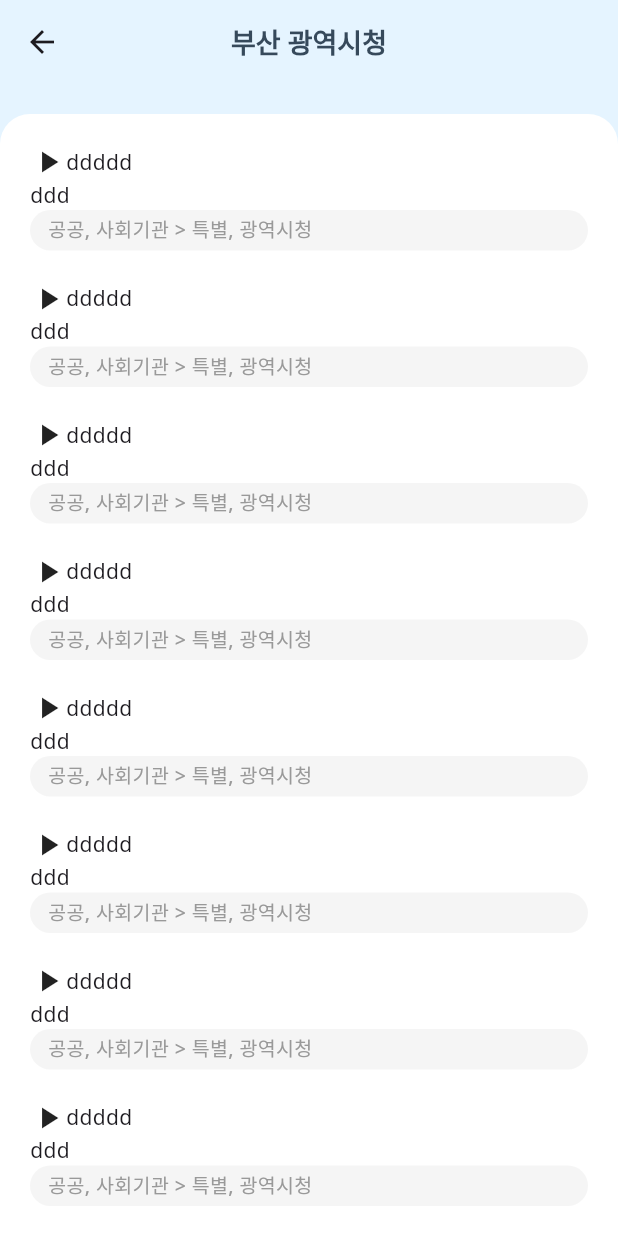
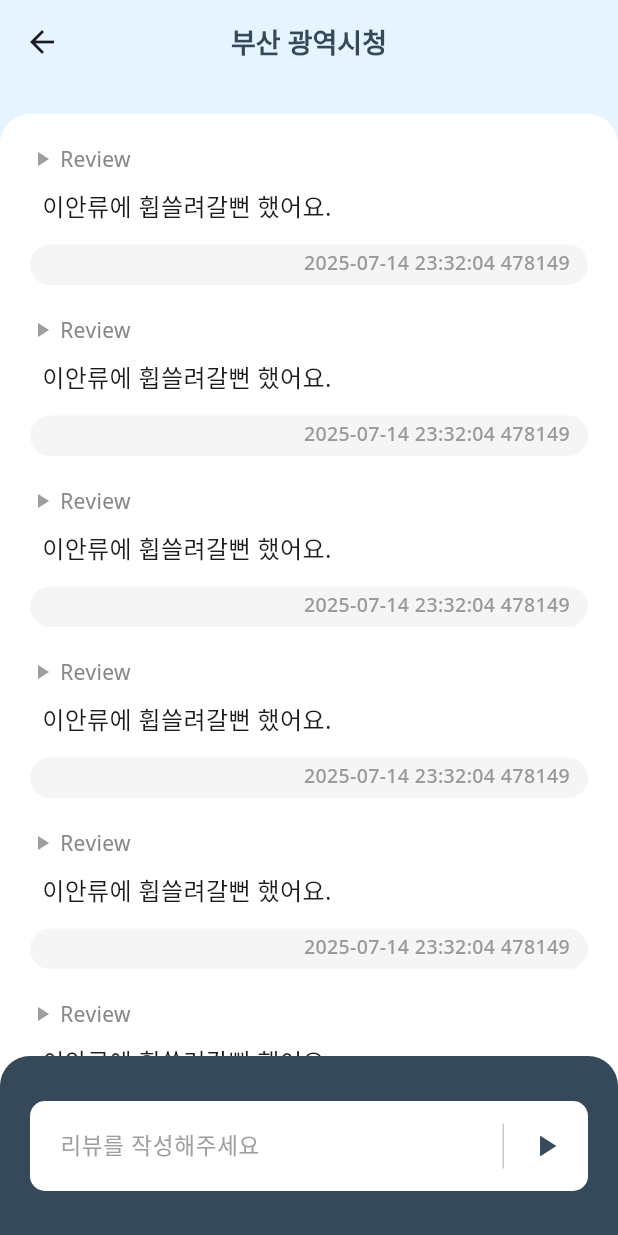
Before and after one commit to moong414/flutter_location_app, a Flutter app: the screen it shows after launch, after a tap on "공공, 사회기관 > 특별, 광역시청", on a phone screen of 412 x 824 dp. Run offline on Flutter 3.47's test engine with Material 3 defaults, Android fonts, the phone set to English and light mode, and no system bars.

Commit message:
add: 리뷰페이지 bottomSheet추가

```diff
--- a/lib/ui/detail_page/detail_page.dart
+++ b/lib/ui/detail_page/detail_page.dart
@@ -1,4 +1,5 @@
 import 'package:flutter/material.dart';
+import 'package:flutter_location_app/ui/detail_page/widgets/bottom_review_text_box.dart';
 import 'package:flutter_location_app/ui/detail_page/widgets/review_item.dart';
 
 class DetailPage extends StatelessWidget {
@@ -25,7 +26,7 @@ class DetailPage extends StatelessWidget {
         body: Expanded(
           child: Container(
             margin: EdgeInsets.only(top: 20),
-            padding: EdgeInsets.symmetric(horizontal: 20),
+            padding: EdgeInsets.fromLTRB(20, 20, 20, 100),
             decoration: BoxDecoration(
               color: Colors.white,
               borderRadius: BorderRadius.only(
@@ -41,9 +42,8 @@ class DetailPage extends StatelessWidget {
             ),
           ),
         ),
+        bottomSheet: bottomReviewTextBox(),
       ),
     );
   }
-
-
 }
--- /dev/null
+++ b/lib/ui/detail_page/widgets/bottom_review_text_box.dart
@@ -0,0 +1,59 @@
+import 'package:flutter/material.dart';
+
+Container bottomReviewTextBox() {
+  return Container(
+    padding: EdgeInsets.symmetric(horizontal: 20, vertical: 30),
+    decoration: BoxDecoration(
+      color: Color(0xff36495B),
+      borderRadius: BorderRadius.only(
+        topLeft: Radius.circular(20),
+        topRight: Radius.circular(20),
+      ),
+    ),
+    child: SafeArea(
+      child: Stack(
+        children: [
+          Container(
+            height: 60,
+            padding: EdgeInsets.fromLTRB(20, 5, 60, 0),
+            decoration: BoxDecoration(color: Colors.white, borderRadius: BorderRadius.circular(10)),
+            child: TextField(
+              decoration: InputDecoration(
+                hintText: '리뷰를 작성해주세요',
+                hintStyle: TextStyle(color: Colors.grey, fontSize: 15),
+                border: InputBorder.none,
+              ),
+            ),
+          ),
+          Positioned(
+            top: 0,
+            right: 0,
+            child: SizedBox(
+              height: 60,
+              child: Row(
+                children: [
+                  VerticalDivider(indent: 15, endIndent: 15, width: 1,),
+                  GestureDetector(
+                    onTap: () {
+                      print('ontap!');
+                    },
+                    child: Container(
+                      width: 56,
+                      height: 60,
+                      color: Colors.transparent,
+                      child: Icon(
+                        Icons.play_arrow,
+                        size: 24,
+                        color: Color(0xff37495b),
+                      ),
+                    ),
+                  ),
+                ],
+              ),
+            ),
+          ),
+        ],
+      ),
+    ),
+  );
+}
--- a/lib/ui/detail_page/widgets/review_item.dart
+++ b/lib/ui/detail_page/widgets/review_item.dart
@@ -2,15 +2,19 @@ import 'package:flutter/material.dart';
 
 Container reviewItem() {
   return Container(
-    padding: EdgeInsets.only(top: 20),
+    padding: EdgeInsets.only(bottom: 20),
     child: Column(
       crossAxisAlignment: CrossAxisAlignment.start,
       children: [
         Row(children: [
-          Icon(Icons.play_arrow),
-          Text('ddddd')
+          Icon(Icons.play_arrow, size: 16, color: Colors.grey,),
+          SizedBox(width: 4,),
+          Text('Review', style: TextStyle(fontSize: 14, color: Color(0xff888888)),)
         ],),
-        Text('ddd'),
+        Padding(
+          padding: const EdgeInsets.fromLTRB(8, 10, 8, 14),
+          child: Text('이안류에 휩쓸려갈뻔 했어요.', style: TextStyle(fontSize: 16, ),),
+        ),
         Container(
           width: double.infinity,
           padding: EdgeInsets.fromLTRB(12, 3, 12, 5),
@@ -19,7 +23,8 @@ Container reviewItem() {
             borderRadius: BorderRadius.circular(30),
           ),
           child: Text(
-            '공공, 사회기관 > 특별, 광역시청',
+            textAlign: TextAlign.right,
+            '2025-07-14 23:32:04 478149',
             style: TextStyle(
               color: Color(0xff999999),
               fontWeight: FontWeight.w500,
--- a/lib/ui/home_page/home_page.dart
+++ b/lib/ui/home_page/home_page.dart
@@ -20,7 +20,7 @@ class HomePage extends StatelessWidget {
                 homepageTitle(),
                 Expanded(
                   child: Container(
-                    padding: EdgeInsets.symmetric(horizontal: 20),
+                    padding: EdgeInsets.all(20),
                     decoration: BoxDecoration(
                       color: Colors.white,
                       borderRadius: BorderRadius.only(
--- a/lib/ui/home_page/widgets/search_item.dart
+++ b/lib/ui/home_page/widgets/search_item.dart
@@ -9,7 +9,8 @@ GestureDetector searchItem(BuildContext context) {
         }));
       },
       child: Container(
-        padding: EdgeInsets.symmetric(vertical: 20),
+        margin: EdgeInsets.only(bottom: 20),
+        padding: EdgeInsets.only(bottom: 20),
         decoration: BoxDecoration(
           border: Border(bottom: BorderSide(color: Color(0xffdddddd))),
         ),
```
